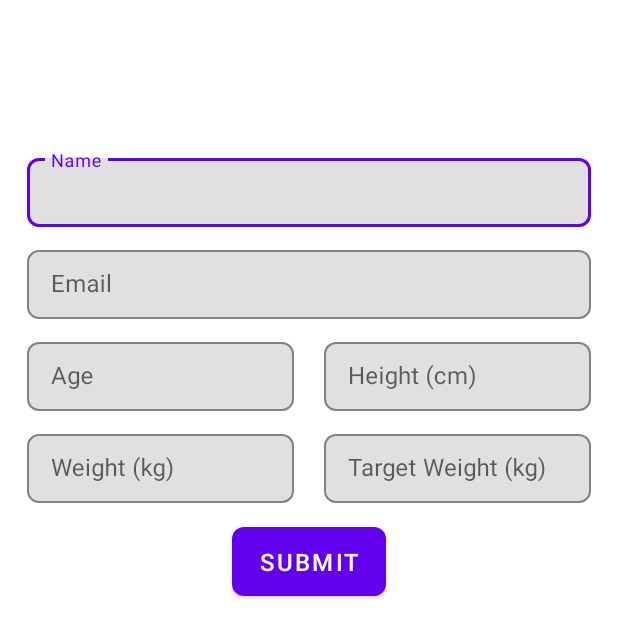
After one commit to jagtapraj123/MealCheck, an Android app: the BoardingActivity screen opened directly, with no data from a screen before it, on a phone screen of 412 x 824 dp. The commit adds this screen. Shown: the top 638 px of the screen. Run offline under Robolectric (Android 15) with nearby library versions, the phone set to English and light mode, and no system bars.

Commit message:
Create User API integrated

```diff
--- /dev/null
+++ b/android/Meal_Check/app/src/main/java/com/example/meal_check/BoardingActivity.java
@@ -0,0 +1,83 @@
+package com.example.meal_check;
+
+import androidx.appcompat.app.AppCompatActivity;
+
+import android.content.Intent;
+import android.os.Bundle;
+import android.util.Log;
+import android.widget.Toast;
+
+import com.example.meal_check.databinding.ActivityBoardingBinding;
+import com.example.meal_check.models.User;
+import com.example.meal_check.retrofit.Api;
+import com.example.meal_check.retrofit.ApiEndpointInterface;
+import com.google.gson.JsonObject;
+
+import java.util.Objects;
+
+import retrofit2.Call;
+import retrofit2.Callback;
+import retrofit2.Response;
+
+public class BoardingActivity extends AppCompatActivity {
+
+    private static final String TAG = "BoardingActivity";
+    ActivityBoardingBinding binding;
+
+    @Override
+    protected void onCreate(Bundle savedInstanceState) {
+        super.onCreate(savedInstanceState);
+        binding = ActivityBoardingBinding.inflate(getLayoutInflater());
+        setContentView(binding.getRoot());
+
+        ApiEndpointInterface apiService = Api.getApi().create(ApiEndpointInterface.class);
+
+        String email = getIntent().getStringExtra("email");
+        binding.email.setText(email);
+
+        binding.submit.setOnClickListener(v -> {
+            if (Objects.requireNonNull(binding.name.getText()).toString().isEmpty())
+                binding.name.setError("Name is required");
+            else if (Objects.requireNonNull(binding.height.getText()).toString().isEmpty())
+                binding.height.setError("Height is required");
+            else if (Objects.requireNonNull(binding.weight.getText()).toString().isEmpty())
+                binding.weight.setError("Weight is required");
+            else if (Objects.requireNonNull(binding.age.getText()).toString().isEmpty())
+                binding.age.setError("Age is required");
+            else if (Objects.requireNonNull(binding.goal.getText()).toString().isEmpty())
+                binding.goal.setError("Target weight is required");
+            else {
+
+                String name = binding.name.getText().toString();
+                int height = Integer.parseInt(binding.height.getText().toString());
+                int weight = Integer.parseInt(binding.weight.getText().toString());
+                int age = Integer.parseInt(binding.age.getText().toString());
+                int goal = Integer.parseInt(binding.goal.getText().toString());
+
+                User user = new User(email, name, height, weight, age, goal, "Moderate");
+
+                Call<User> call = apiService.createUser(user);
+
+                call.enqueue(new Callback<User>() {
+                    @Override
+                    public void onResponse(Call<User> call, Response<User> response) {
+                        if (response.isSuccessful()) {
+                            Toast.makeText(BoardingActivity.this, "User created successfully", Toast.LENGTH_SHORT).show();
+                            startActivity(new Intent(BoardingActivity.this, MainActivity.class));
+                            finish();
+                        }
+                    }
+
+                    @Override
+                    public void onFailure(Call<User> call, Throwable t) {
+                        Toast.makeText(BoardingActivity.this, "Error: " + t.getMessage(), Toast.LENGTH_SHORT).show();
+                    }
+                });
+
+
+            }
+        });
+
+    }
+
+}
--- a/android/Meal_Check/app/src/main/java/com/example/meal_check/LoginActivity.java
+++ b/android/Meal_Check/app/src/main/java/com/example/meal_check/LoginActivity.java
@@ -15,6 +15,7 @@ public class LoginActivity extends AppCompatActivity {
 
     ActivityLoginBinding binding;
     FirebaseAuth mAuth;
+
     @Override
     protected void onCreate(Bundle savedInstanceState) {
         super.onCreate(savedInstanceState);
@@ -28,6 +29,17 @@ public class LoginActivity extends AppCompatActivity {
             startActivity(new Intent(this, MainActivity.class));
             finish();
         }
+
+        binding.signupButton.setOnClickListener(view -> {
+            startActivity(new Intent(this, SignupActivity.class));
+        });
+
+
+
+
+
+
+
 
         binding.loginButton.setOnClickListener(view -> {
             // TODO : Login
--- a/android/Meal_Check/app/src/main/java/com/example/meal_check/MainActivity.java
+++ b/android/Meal_Check/app/src/main/java/com/example/meal_check/MainActivity.java
@@ -27,6 +27,8 @@ public class MainActivity extends AppCompatActivity {
             startActivity(new Intent(this, SignupActivity.class));
         });
 
+
+
         binding.signoutButton.setOnClickListener(view -> {
             // TODO : Signout
             mAuth.signOut();
--- a/android/Meal_Check/app/src/main/java/com/example/meal_check/SignupActivity.java
+++ b/android/Meal_Check/app/src/main/java/com/example/meal_check/SignupActivity.java
@@ -4,6 +4,7 @@ import androidx.annotation.NonNull;
 import androidx.appcompat.app.AppCompatActivity;
 
 import android.app.Activity;
+import android.content.Intent;
 import android.os.Bundle;
 import android.util.Log;
 import android.view.View;
@@ -68,7 +69,10 @@ public class SignupActivity extends AppCompatActivity {
                                     Log.d(TAG, "createUserWithEmail:success");
                                     FirebaseUser user = mAuth.getCurrentUser();
                                     Toast.makeText(SignupActivity.this, "Signup success", Toast.LENGTH_SHORT).show();
-//                                    TODO : Update UI
+                                    Intent intent = new Intent(SignupActivity.this, BoardingActivity.class);
+                                    String email = binding.email.getText().toString();
+                                    intent.putExtra("email", email);
+                                    startActivity(intent);
                                     finish();
                                 } else {
                                     // If sign in fails, display a message to the user.
--- /dev/null
+++ b/android/Meal_Check/app/src/main/java/com/example/meal_check/models/User.java
@@ -0,0 +1,22 @@
+package com.example.meal_check.models;
+
+public class User {
+    //    email, name, height, weight, age, targetWeight fields
+    private String email;
+    private String name;
+    private int height;
+    private int weight;
+    private int age;
+    private int goal;
+    private String activity_level;
+
+    public User(String email, String name, int height, int weight, int age, int goal, String activity_level) {
+        this.email = email;
+        this.name = name;
+        this.height = height;
+        this.weight = weight;
+        this.age = age;
+        this.goal = goal;
+        this.activity_level = activity_level;
+    }
+}
--- /dev/null
+++ b/android/Meal_Check/app/src/main/java/com/example/meal_check/retrofit/Api.java
@@ -0,0 +1,33 @@
+package com.example.meal_check.retrofit;
+
+import static android.provider.Settings.System.getString;
+
+import com.example.meal_check.R;
+import com.google.gson.Gson;
+import com.google.gson.GsonBuilder;
+
+import retrofit2.Retrofit;
+import retrofit2.converter.gson.GsonConverterFactory;
+
+public class Api {
+
+    public static final String BASE_URL = "http://10.0.0.107:8000/";
+    public static Retrofit retrofit = null;
+
+    public static Retrofit getApi() {
+        if (retrofit == null) {
+            Gson gson = new GsonBuilder()
+                    .setLenient()
+                    .create();
+            retrofit = new Retrofit.Builder()
+                    .baseUrl(BASE_URL)
+                    .addConverterFactory(GsonConverterFactory.create(gson))
+                    .build();
+        }
+        return retrofit;
+    }
+
+
+
+
+}
--- /dev/null
+++ b/android/Meal_Check/app/src/main/java/com/example/meal_check/retrofit/ApiEndpointInterface.java
@@ -0,0 +1,33 @@
+package com.example.meal_check.retrofit;
+
+import com.example.meal_check.models.User;
+import com.google.gson.JsonObject;
+
+import retrofit2.Call;
+import retrofit2.http.Body;
+import retrofit2.http.GET;
+import retrofit2.http.POST;
+import retrofit2.http.Path;
+
+public interface ApiEndpointInterface {
+
+    @POST("create_user")
+    Call<User> createUser(@Body User user);
+
+    @GET("users")
+    Call<User> getUser();
+
+    @GET("users/{email}")
+    Call<User> getUserByEmail(@Path("email") String email);
+
+    @GET("activity/")
+    Call<JsonObject> boredActivity();
+
+
+    @GET("timezone/{area}/{location}")
+    Call<JsonObject> getTimezone(@Path("area") String area, @Path("location") String location);
+
+
+
+
+}
--- /dev/null
+++ b/android/Meal_Check/app/src/main/res/layout/activity_boarding.xml
@@ -0,0 +1,218 @@
+<?xml version="1.0" encoding="utf-8"?>
+<ScrollView xmlns:android="http://schemas.android.com/apk/res/android"
+    xmlns:app="http://schemas.android.com/apk/res-auto"
+    xmlns:tools="http://schemas.android.com/tools"
+    android:layout_width="match_parent"
+    android:layout_height="match_parent"
+    tools:context=".BoardingActivity">
+
+    <LinearLayout
+        android:layout_width="match_parent"
+        android:layout_height="wrap_content"
+        android:layout_marginHorizontal="18dp"
+
+        android:layout_marginTop="100dp"
+        android:orientation="vertical">
+
+
+        <com.google.android.material.textfield.TextInputLayout
+            android:id="@+id/name_text_field"
+            android:layout_width="match_parent"
+            android:layout_height="wrap_content"
+            android:layout_gravity="center_vertical"
+            android:gravity="center_vertical"
+            android:hint="@string/enter_name"
+            app:boxBackgroundMode="outline"
+            app:boxCornerRadiusBottomEnd="8dp"
+            app:boxCornerRadiusBottomStart="8dp"
+            app:boxCornerRadiusTopEnd="8dp"
+            app:boxCornerRadiusTopStart="8dp">
+
+            <com.google.android.material.textfield.TextInputEditText
+                android:id="@+id/name"
+                android:layout_width="match_parent"
+                android:layout_height="wrap_content"
+                android:layout_gravity="center_vertical"
+                android:gravity="center_vertical"
+                android:inputType="textEmailAddress"
+                android:paddingVertical="12dp" />
+
+        </com.google.android.material.textfield.TextInputLayout>
+
+        <com.google.android.material.textfield.TextInputLayout
+            android:id="@+id/email_text_field"
+            android:layout_width="match_parent"
+            android:layout_height="wrap_content"
+            android:layout_gravity="center_vertical"
+            android:layout_marginTop="10dp"
+            android:focusable="false"
+            android:focusableInTouchMode="false"
+            android:gravity="center_vertical"
+            android:hint="@string/email"
+            app:boxBackgroundMode="outline"
+            app:boxCornerRadiusBottomEnd="8dp"
+            app:boxCornerRadiusBottomStart="8dp"
+            app:boxCornerRadiusTopEnd="8dp"
+            app:boxCornerRadiusTopStart="8dp">
+
+            <com.google.android.material.textfield.TextInputEditText
+                android:id="@+id/email"
+                android:layout_width="match_parent"
+                android:layout_height="wrap_content"
+                android:layout_gravity="center_vertical"
+                android:focusable="false"
+                android:focusableInTouchMode="false"
+                android:gravity="center_vertical"
+                android:inputType="textEmailAddress"
+                android:paddingVertical="12dp" />
+
+        </com.google.android.material.textfield.TextInputLayout>
+
+
+        <LinearLayout
+            android:layout_width="match_parent"
+            android:layout_height="wrap_content"
+            android:layout_marginTop="10dp"
+            android:orientation="horizontal"
+            android:weightSum="2">
+
+            <com.google.android.material.textfield.TextInputLayout
+                android:id="@+id/age_text_field"
+                android:layout_width="0dp"
+                android:layout_height="wrap_content"
+                android:layout_gravity="center_vertical"
+                android:layout_marginEnd="10dp"
+                android:layout_weight="1"
+                android:gravity="center_vertical"
+                android:hint="@string/enter_age"
+                android:inputType="number"
+                app:boxBackgroundMode="outline"
+                app:boxCornerRadiusBottomEnd="8dp"
+                app:boxCornerRadiusBottomStart="8dp"
+                app:boxCornerRadiusTopEnd="8dp"
+                app:boxCornerRadiusTopStart="8dp">
+
+                <com.google.android.material.textfield.TextInputEditText
+                    android:id="@+id/age"
+                    android:layout_width="match_parent"
+                    android:layout_height="wrap_content"
+
+                    android:layout_gravity="center_vertical"
+                    android:gravity="center_vertical"
+                    android:inputType="textEmailAddress"
+                    android:paddingVertical="12dp" />
+
+            </com.google.android.material.textfield.TextInputLayout>
+
+            <com.google.android.material.textfield.TextInputLayout
+                android:id="@+id/height_text_field"
+                android:layout_width="0dp"
+                android:layout_height="wrap_content"
+
+                android:layout_gravity="center_vertical"
+                android:layout_marginStart="10dp"
+                android:layout_weight="1"
+                android:gravity="center_vertical"
+                android:hint="@string/enter_height"
+                android:inputType="number"
+                app:boxBackgroundMode="outline"
+                app:boxCornerRadiusBottomEnd="8dp"
+                app:boxCornerRadiusBottomStart="8dp"
+                app:boxCornerRadiusTopEnd="8dp"
+                app:boxCornerRadiusTopStart="8dp">
+
+                <com.google.android.material.textfield.TextInputEditText
+                    android:id="@+id/height"
+                    android:layout_width="match_parent"
+                    android:layout_height="wrap_content"
+                    android:layout_gravity="center_vertical"
+                    android:gravity="center_vertical"
+                    android:inputType="textEmailAddress"
+                    android:paddingVertical="12dp" />
+
+            </com.google.android.material.textfield.TextInputLayout>
+
+
+        </LinearLayout>
+
+        <LinearLayout
+            android:layout_width="match_parent"
+            android:layout_height="wrap_content"
+            android:layout_marginTop="10dp"
+            android:orientation="horizontal"
+            android:weightSum="2">
+
+            <com.google.android.material.textfield.TextInputLayout
+                android:id="@+id/weight_text_field"
+                android:layout_width="0dp"
+                android:layout_height="wrap_content"
+                android:layout_gravity="center_vertical"
+                android:layout_marginEnd="10dp"
+                android:layout_weight="1"
+                android:gravity="center_vertical"
+                android:hint="@string/enter_weight"
+                android:inputType="number"
+                app:boxBackgroundMode="outline"
+                app:boxCornerRadiusBottomEnd="8dp"
+                app:boxCornerRadiusBottomStart="8dp"
+                app:boxCornerRadiusTopEnd="8dp"
+                app:boxCornerRadiusTopStart="8dp">
+
+                <com.google.android.material.textfield.TextInputEditText
+                    android:id="@+id/weight"
+                    android:layout_width="match_parent"
+                    android:layout_height="wrap_content"
+                    android:layout_gravity="center_vertical"
+                    android:gravity="center_vertical"
+                    android:inputType="textEmailAddress"
+                    android:paddingVertical="12dp" />
+
+            </com.google.android.material.textfield.TextInputLayout>
+
+            <com.google.android.material.textfield.TextInputLayout
+                android:id="@+id/target_weight_text_field"
+                android:layout_width="0dp"
+                android:layout_height="wrap_content"
+                android:layout_gravity="center_vertical"
+                android:layout_marginStart="10dp"
+                android:layout_weight="1"
+                android:gravity="center_vertical"
+                android:hint="@string/enter_target_weight"
+                android:inputType="number"
+                app:boxBackgroundMode="outline"
+                app:boxCornerRadiusBottomEnd="8dp"
+                app:boxCornerRadiusBottomStart="8dp"
+                app:boxCornerRadiusTopEnd="8dp"
+                app:boxCornerRadiusTopStart="8dp">
+
+                <com.google.android.material.textfield.TextInputEditText
+                    android:id="@+id/goal"
+                    android:layout_width="match_parent"
+                    android:layout_height="wrap_content"
+                    android:layout_gravity="center_vertical"
+                    android:gravity="center_vertical"
+                    android:inputType="textEmailAddress"
+                    android:paddingVertical="12dp" />
+
+            </com.google.android.material.textfield.TextInputLayout>
+
+        </LinearLayout>
+
+        <!--        material button-->
+        <com.google.android.material.button.MaterialButton
+            android:id="@+id/submit"
+            android:layout_width="wrap_content"
+            android:layout_height="wrap_content"
+            android:layout_gravity="center"
+            android:layout_marginTop="10dp"
+            android:paddingHorizontal="18dp"
+            android:paddingVertical="12dp"
+            android:text="@string/submit"
+            android:textColor="@color/white"
+            android:textSize="16sp"
+            app:cornerRadius="8dp" />
+
+
+    </LinearLayout>
+
+</ScrollView>
--- a/android/Meal_Check/app/src/main/res/layout/activity_login.xml
+++ b/android/Meal_Check/app/src/main/res/layout/activity_login.xml
@@ -23,9 +23,9 @@
         android:layout_height="wrap_content"
         android:layout_below="@id/signup_title"
         android:layout_centerHorizontal="true"
-        android:gravity="center_horizontal"
         android:layout_marginHorizontal="42dp"
         android:layout_marginTop="200dp"
+        android:gravity="center_horizontal"
         android:orientation="vertical">
 
         <com.google.android.material.textfield.TextInputLayout
@@ -87,8 +87,20 @@
             android:layout_marginTop="22dp"
             android:paddingVertical="12dp"
             android:text="@string/sign_in"
+            android:textAllCaps="false"
             android:textSize="20sp"
+            app:cornerRadius="8dp" />
+
+        <com.google.android.material.button.MaterialButton
+            android:id="@+id/signup_button"
+            android:layout_width="match_parent"
+            android:layout_height="wrap_content"
+            android:layout_gravity="center_vertical"
+            android:layout_marginTop="22dp"
+            android:paddingVertical="12dp"
+            android:text="@string/create_account"
             android:textAllCaps="false"
+            android:textSize="20sp"
             app:cornerRadius="8dp" />
 
 
@@ -112,5 +124,4 @@
     </LinearLayout>
 
 
-
 </RelativeLayout>
--- a/android/Meal_Check/app/src/main/res/values/strings.xml
+++ b/android/Meal_Check/app/src/main/res/values/strings.xml
@@ -5,4 +5,12 @@
     <string name="password">Password</string>
     <string name="confirm_password">Confirm Password</string>
     <string name="sign_in">Sign In</string>
+    <string name="name">Name</string>
+    <string name="enter_name">Name</string>
+    <string name="enter_height">Height (cm)</string>
+    <string name="enter_age">Age</string>
+    <string name="enter_target_weight">Target Weight (kg)</string>
+    <string name="enter_weight">Weight (kg)</string>
+    <string name="submit">Submit</string>
+
 </resources>
--- /dev/null
+++ b/android/Meal_Check/app/src/main/res/xml/network_security_config.xml
@@ -0,0 +1,6 @@
+<?xml version="1.0" encoding="utf-8"?>
+<network-security-config>
+    <domain-config cleartextTrafficPermitted="true">
+        <domain includeSubdomains="true">10.0.0.107</domain>
+    </domain-config>
+</network-security-config>
```
Also changed, not shown: android/Meal_Check/app/build.gradle (+7 -1 lines), android/Meal_Check/app/src/main/AndroidManifest.xml (+11 -3 lines).
